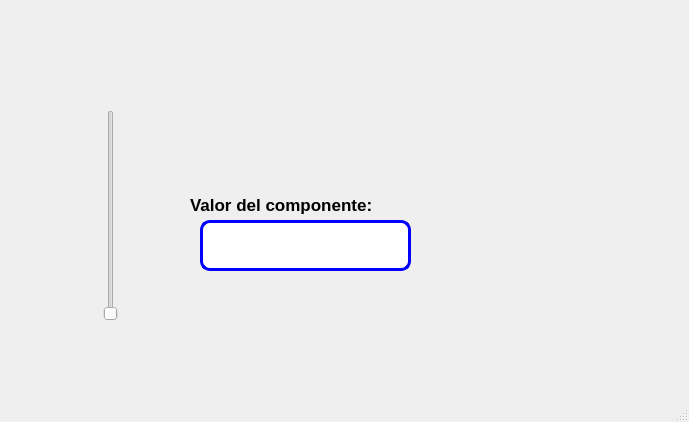
This is Unidad 2/Ejercicios/P06_VerticalSlider.ui in JavierMoralesU/PIP as Qt 5 draws it before an edit. The edited form follows.
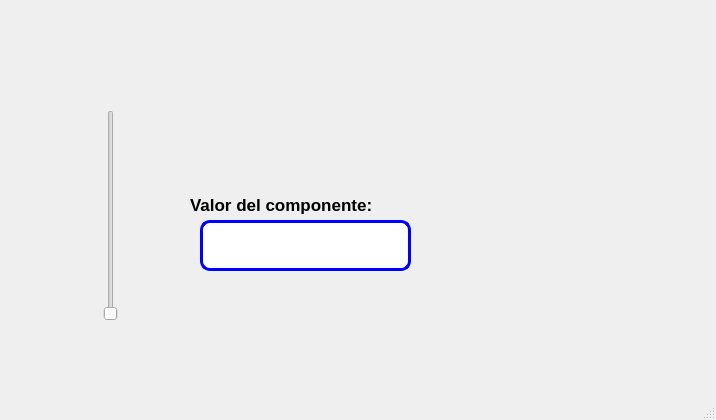
This is the edited form. Icons and pictures are not drawn.

```diff
--- a/Unidad 2/Ejercicios/P06_VerticalSlider.ui
+++ b/Unidad 2/Ejercicios/P06_VerticalSlider.ui
@@ -6,8 +6,8 @@
    <rect>
     <x>0</x>
     <y>0</y>
-    <width>689</width>
-    <height>422</height>
+    <width>716</width>
+    <height>420</height>
    </rect>
   </property>
   <property name="windowTitle">
```
Left out of the diff: 65 changed lines with no effect on the pictures.
